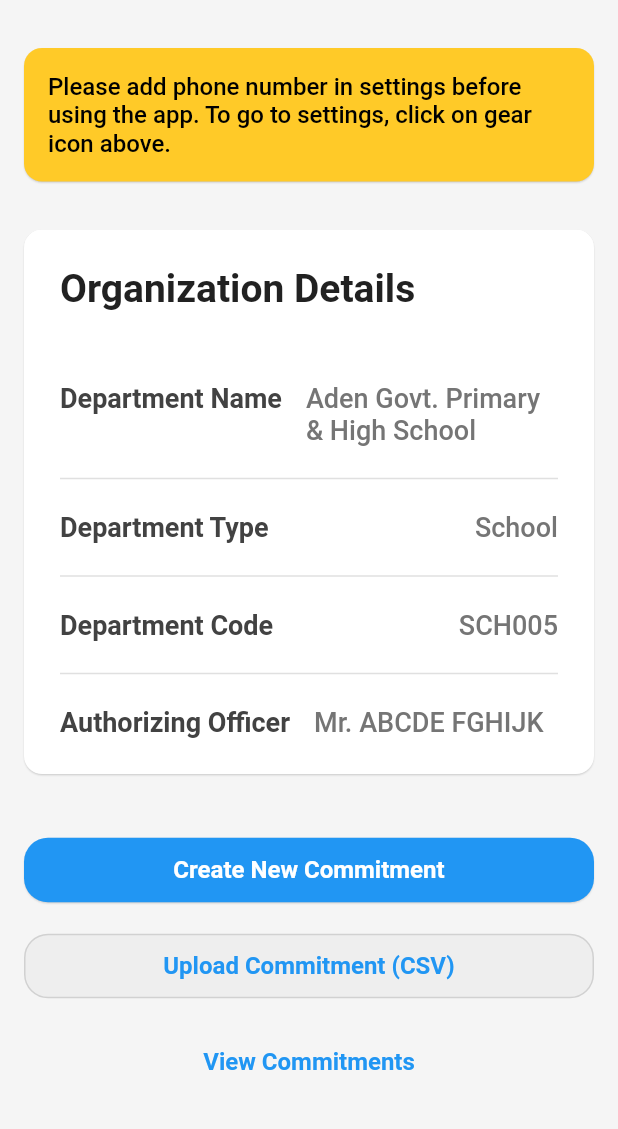
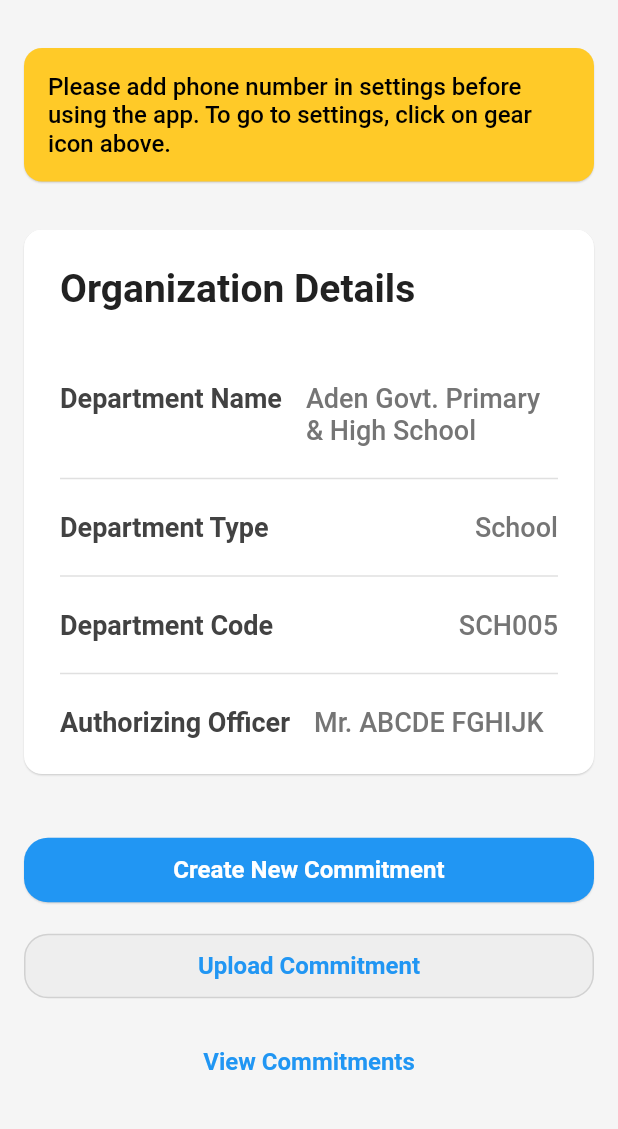
Before and after one commit to vigneshksaithal/viyukta, a Flutter app: the screen it shows after launch, on a phone screen of 412 x 824 dp, the part 84-1213 px from its top. Run offline on Flutter 3.47's test engine with Material 2 defaults, Android fonts, the phone set to English and light mode, and no system bars; our stand-ins replace csv, file_picker, flutter_riverpod, hive_flutter, page_transition; missing offline and left inert: encrypt, flutter_sms; accounts and stored records are empty.

Commit message:
Change button text to "Upload Commitment"

```diff
--- a/lib/pages/home/home.dart
+++ b/lib/pages/home/home.dart
@@ -1,4 +1,3 @@
-
 import 'package:flutter/material.dart';
 import 'package:page_transition/page_transition.dart';
 import '../settings/settings.dart';
@@ -89,7 +88,7 @@ class HomePage extends StatelessWidget {
                         ),
                       );
                     },
-                    child: const Text('Upload Commitment (CSV)'),
+                    child: const Text('Upload Commitment'),
                   ),
                 ),
                 const SizedBox(height: 16.0),
```
